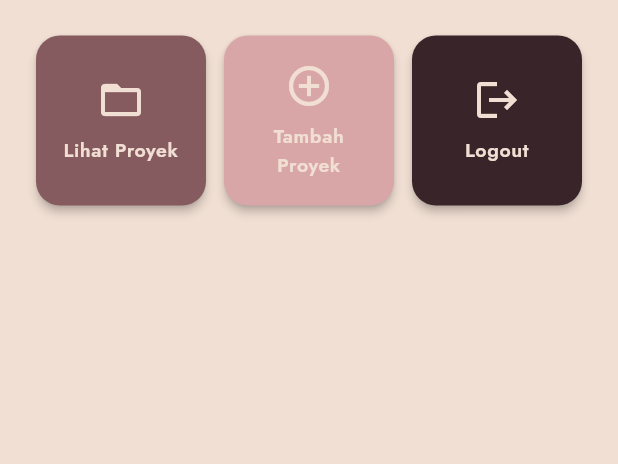
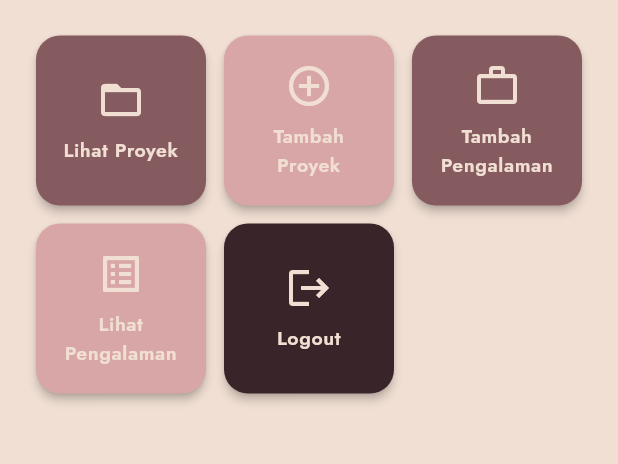
Before and after one commit to khaylaardiasih/myportofolio_mobile, a Flutter app: the screen it shows after launch, in the side drawer, after a tap on "Home", on a phone screen of 412 x 824 dp, the part 335-799 px from its top. Run offline on Flutter 3.47's test engine with Material 3 defaults, Android fonts, the phone set to English and light mode, and no system bars; our stand-ins replace google_fonts.

Commit message:
feat(navigation): integrate experience form and list into drawer and homepage

```diff
--- a/lib/screens/menu.dart
+++ b/lib/screens/menu.dart
@@ -65,10 +65,12 @@ class MyHomePage extends StatelessWidget {
   final String nama = 'Khayla Syafira Ardiasih';
   final String kelas = 'PBP A';
 
-  // list tombol menu dengan warna masing-masing
+  // List tombol menu aksi di halaman beranda dengan ikon dan warna tema
   final List<ItemHomepage> items = [
     ItemHomepage("Lihat Proyek", Icons.folder_open, const Color(0xFF855B60)),
     ItemHomepage("Tambah Proyek", Icons.add_circle_outline, const Color(0xFFD9A6A8)),
+    ItemHomepage("Tambah Pengalaman", Icons.work_outline, const Color(0xFF855B60)), // Menu Tugas 8
+    ItemHomepage("Lihat Pengalaman", Icons.list_alt_outlined, const Color(0xFFD9A6A8)), // kreativitas tugas 8
     ItemHomepage("Logout", Icons.logout, const Color(0xFF392529)),
   ];
 
--- a/lib/widgets/left_drawer.dart
+++ b/lib/widgets/left_drawer.dart
@@ -1,9 +1,11 @@
 import 'package:flutter/material.dart';
 import 'package:google_fonts/google_fonts.dart';
+import 'package:myportofolio_mobile/screens/experience_form.dart';
+import 'package:myportofolio_mobile/screens/experience_list.dart';
 import 'package:myportofolio_mobile/screens/menu.dart';
 import 'package:myportofolio_mobile/screens/project_form.dart';
 
-// drawer navigasi samping
+// Drawer navigasi samping untuk memudahkan perpindahan antar-halaman aplikasi
 class LeftDrawer extends StatelessWidget {
   const LeftDrawer({super.key});
 
@@ -12,7 +14,7 @@ class LeftDrawer extends StatelessWidget {
     return Drawer(
       child: ListView(
         children: [
-          // bagian header drawer
+          // Header drawer dengan visual tema portofolio
           DrawerHeader(
             decoration: const BoxDecoration(
               color: Color(0xFF392529),
@@ -43,7 +45,7 @@ class LeftDrawer extends StatelessWidget {
             ),
           ),
 
-          // navigasi ke home
+          // 1. Menu Navigasi ke Halaman Utama (Home)
           ListTile(
             leading: const Icon(
               Icons.home_outlined,
@@ -66,14 +68,14 @@ class LeftDrawer extends StatelessWidget {
             },
           ),
 
-          // navigasi ke form add project
+          // 2. Menu Navigasi ke Tambah Proyek (Tutorial 09)
           ListTile(
             leading: const Icon(
-              Icons.add_circle_outline,
+              Icons.post_add_outlined,
               color: Color(0xFF392529),
             ),
             title: Text(
-              'Add Project',
+              'Tambah Proyek',
               style: GoogleFonts.jost(
                 fontWeight: FontWeight.w500,
                 color: const Color(0xFF392529),
@@ -88,6 +90,52 @@ class LeftDrawer extends StatelessWidget {
               );
             },
           ),
+
+          // 3. Menu Navigasi ke Tambah Pengalaman (Tugas 8)
+          ListTile(
+            leading: const Icon(
+              Icons.work_outline,
+              color: Color(0xFF392529),
+            ),
+            title: Text(
+              'Tambah Pengalaman',
+              style: GoogleFonts.jost(
+                fontWeight: FontWeight.w500,
+                color: const Color(0xFF392529),
+              ),
+            ),
+            onTap: () {
+              Navigator.push(
+                context,
+                MaterialPageRoute(
+                  builder: (context) => const ExperienceFormPage(),
+                ),
+              );
+            },
+          ),
+
+          // kreativitas tugas 8: Menu navigasi drawer untuk membuka halaman daftar riwayat pengalaman
+          ListTile(
+            leading: const Icon(
+              Icons.list_alt_outlined,
+              color: Color(0xFF392529),
+            ),
+            title: Text(
+              'Lihat Pengalaman',
+              style: GoogleFonts.jost(
+                fontWeight: FontWeight.w500,
+                color: const Color(0xFF392529),
+              ),
+            ),
+            onTap: () {
+              Navigator.push(
+                context,
+                MaterialPageRoute(
+                  builder: (context) => const ExperienceListPage(),
+                ),
+              );
+            },
+          ),
         ],
       ),
     );
```
Also changed, not shown: lib/widgets/project_card.dart (+42 -0 lines).
